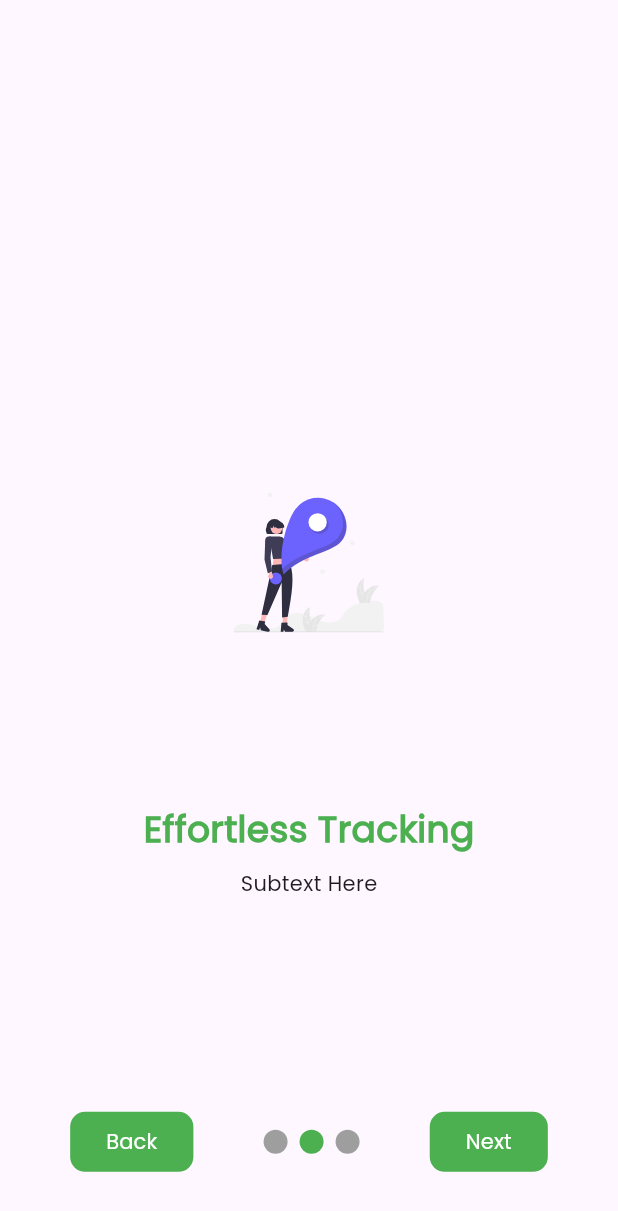
After one commit to Kongshady/MobileDevNotifier, a Flutter app: the screen it shows after launch, after a tap on "Next", on a phone screen of 412 x 824 dp. The commit adds this screen. Shown: the top 1211 px of the screen. Run offline on Flutter 3.47's test engine with Material 3 defaults, Android fonts, the phone set to English and light mode, and no system bars; drawn by our look-alikes of smooth_page_indicator; our stand-ins replace flutter_svg.

Commit message:
Latest Update

```diff
--- a/lib/main.dart
+++ b/lib/main.dart
@@ -1,4 +1,5 @@
 import 'package:flutter/material.dart';
+import 'package:health_app/onboarding/on_boarding.dart';
 import 'package:health_app/screen_routes/bmi_screen.dart';
 import 'package:health_app/screen_routes/dbw_screen.dart';
 import 'package:health_app/screen_routes/home_screen.dart';
@@ -15,7 +16,7 @@ class MyApp extends StatelessWidget {
   Widget build(BuildContext context) {
     return MaterialApp(
       debugShowCheckedModeBanner: false,
-      home: const HomeScreen(),
+      home: const OnBoarding(),
       routes: {
         '/dbw': (context) => const DBWScreen(),
         '/tea': (context) => const TEAScreen(),
--- /dev/null
+++ b/lib/onboarding/intro_custom_widget/intro_custom_button.dart
@@ -0,0 +1,23 @@
+import 'package:flutter/material.dart';
+
+class IntroCustomButton extends StatelessWidget {
+  const IntroCustomButton(
+      {super.key, required this.textTitle, required this.onPressed});
+  final String textTitle;
+  final VoidCallback onPressed;
+
+  @override
+  Widget build(BuildContext context) {
+    return FilledButton(
+      onPressed: onPressed,
+      style: ButtonStyle(
+          shape: WidgetStateProperty.all<RoundedRectangleBorder>(
+            RoundedRectangleBorder(
+              borderRadius: BorderRadius.circular(10),
+            ),
+          ),
+          backgroundColor: WidgetStateProperty.all(Colors.green)),
+      child: Text(textTitle),
+    );
+  }
+}
--- /dev/null
+++ b/lib/onboarding/intro_screens/intro_pageone.dart
@@ -0,0 +1,43 @@
+import 'package:flutter/material.dart';
+import 'package:flutter_svg/flutter_svg.dart';
+
+class IntroPageOne extends StatelessWidget {
+  const IntroPageOne({super.key});
+
+  @override
+  Widget build(BuildContext context) {
+    return Scaffold(
+      body: Padding(
+          padding: const EdgeInsets.all(15.0),
+          child: Center(
+            child: Column(
+              mainAxisAlignment: MainAxisAlignment.center,
+              children: [
+                // Image Here
+                SvgPicture.asset(
+                  'assets/images/welcome.svg',
+                  height: 300,
+                  width: 100,
+                ),
+                const SizedBox(
+                  height: 10,
+                ),
+
+                // Text Here
+                const Text(
+                  'Welcome to NutriCal',
+                  style: TextStyle(
+                      fontSize: 24,
+                      fontWeight: FontWeight.bold,
+                      color: Colors.green),
+                ),
+                const SizedBox(
+                  height: 10,
+                ),
+                const Text('Subtext Here')
+              ],
+            ),
+          )),
+    );
+  }
+}
--- /dev/null
+++ b/lib/onboarding/intro_screens/intro_pagethree.dart
@@ -0,0 +1,40 @@
+import 'package:flutter/material.dart';
+import 'package:flutter_svg/flutter_svg.dart';
+
+class IntroPageThree extends StatelessWidget {
+  const IntroPageThree({super.key});
+
+  @override
+  Widget build(BuildContext context) {
+    return Scaffold(
+      body: Padding(
+          padding: const EdgeInsets.all(15.0),
+          child: Center(
+            child: Column(
+              mainAxisAlignment: MainAxisAlignment.center,
+              children: [
+                SvgPicture.asset(
+                  'assets/images/insights.svg',
+                  height: 300,
+                  width: 100,
+                ),
+                const SizedBox(
+                  height: 10,
+                ),
+                const Text(
+                  'Personalized Insights',
+                  style: TextStyle(
+                      fontSize: 24,
+                      fontWeight: FontWeight.bold,
+                      color: Colors.green),
+                ),
+                const SizedBox(
+                  height: 10,
+                ),
+                const Text('Subtext Here')
+              ],
+            ),
+          )),
+    );
+  }
+}
--- /dev/null
+++ b/lib/onboarding/intro_screens/intro_pagetwo.dart
@@ -0,0 +1,40 @@
+import 'package:flutter/material.dart';
+import 'package:flutter_svg/flutter_svg.dart';
+
+class IntroPageTwo extends StatelessWidget {
+  const IntroPageTwo({super.key});
+
+  @override
+  Widget build(BuildContext context) {
+    return Scaffold(
+      body: Padding(
+          padding: const EdgeInsets.all(15.0),
+          child: Center(
+            child: Column(
+              mainAxisAlignment: MainAxisAlignment.center,
+              children: [
+                SvgPicture.asset(
+                  'assets/images/tracking.svg',
+                  height: 300,
+                  width: 100,
+                ),
+                const SizedBox(
+                  height: 10,
+                ),
+                const Text(
+                  'Effortless Tracking',
+                  style: TextStyle(
+                      fontSize: 24,
+                      fontWeight: FontWeight.bold,
+                      color: Colors.green),
+                ),
+                const SizedBox(
+                  height: 10,
+                ),
+                const Text('Subtext Here')
+              ],
+            ),
+          )),
+    );
+  }
+}
--- /dev/null
+++ b/lib/onboarding/on_boarding.dart
@@ -0,0 +1,91 @@
+import 'package:flutter/material.dart';
+import 'package:health_app/onboarding/intro_custom_widget/intro_custom_button.dart';
+import 'package:health_app/onboarding/intro_screens/intro_pageOne.dart';
+import 'package:health_app/onboarding/intro_screens/intro_pagethree.dart';
+import 'package:health_app/onboarding/intro_screens/intro_pagetwo.dart';
+import 'package:health_app/screen_routes/home_screen.dart';
+import 'package:smooth_page_indicator/smooth_page_indicator.dart';
+
+class OnBoarding extends StatefulWidget {
+  const OnBoarding({super.key});
+
+  @override
+  State<OnBoarding> createState() => _OnBoardingState();
+}
+
+class _OnBoardingState extends State<OnBoarding> {
+  final PageController _controller = PageController();
+  bool onLastPage = false;
+
+  @override
+  Widget build(BuildContext context) {
+    return Scaffold(
+      body: Stack(
+        children: [
+          PageView(
+            controller: _controller,
+            onPageChanged: (index) {
+              setState(() {
+                onLastPage = (index == 2); // Last page
+              });
+            },
+            children: const [
+              IntroPageOne(),
+              IntroPageTwo(),
+              IntroPageThree(),
+            ],
+          ),
+
+          // Bottom Navigations
+          Container(
+            alignment: const Alignment(0, 0.9),
+            child: Row(
+              mainAxisAlignment: MainAxisAlignment.spaceEvenly,
+              children: [
+                // Back Button (only visible if not on the first page)
+                if (!onLastPage) // If we're not on the last page, show the back button
+                  IntroCustomButton(
+                    textTitle: 'Back',
+                    onPressed: () {
+                      _controller.previousPage(
+                        duration: const Duration(milliseconds: 300),
+                        curve: Curves.easeIn,
+                      );
+                    },
+                  ),
+
+                // Page Indicator (only show if not on last page)
+                if (!onLastPage)
+                  SmoothPageIndicator(
+                    controller: _controller,
+                    count: 3,
+                    effect: const SlideEffect(activeDotColor: Colors.green),
+                  ),
+
+                // Next or Get Started Button
+                IntroCustomButton(
+                  textTitle: onLastPage ? 'Get Started' : 'Next',
+                  onPressed: () {
+                    if (onLastPage) {
+                      // Go to HomeScreen on clicking the Next button
+                      Navigator.pushReplacement(context,
+                          MaterialPageRoute(builder: (context) {
+                        return const HomeScreen();
+                      }));
+                    } else {
+                      // Go to the next page
+                      _controller.nextPage(
+                        duration: const Duration(milliseconds: 300),
+                        curve: Curves.easeIn,
+                      );
+                    }
+                  },
+                ),
+              ],
+            ),
+          )
+        ],
+      ),
+    );
+  }
+}
--- a/lib/screen_routes/home_screen.dart
+++ b/lib/screen_routes/home_screen.dart
@@ -12,10 +12,11 @@ class HomeScreen extends StatelessWidget {
     return Scaffold(
       appBar: AppBar(
         title: const Text(
-          'Health Weigh App',
+          'NutriCalc',
           style: TextStyle(
             fontSize: 18,
             fontWeight: FontWeight.bold,
+            letterSpacing: 1,
           ),
         ),
         backgroundColor: Colors.green,
@@ -113,6 +114,10 @@ class HomeScreen extends StatelessWidget {
                         fontSize: 22,
                         fontWeight: FontWeight.bold),
                   ),
+                  const Divider(
+                    height: 10,
+                    // color: Colors.green,
+                  ),
                   // Body Mass Index
                   CalculatorTile(
                     tileTitle: 'Body Mass Index',
```
Also changed, not shown: pubspec.yaml (+4 -3 lines), assets/images/insights.svg (added), assets/images/tracking.svg (added), assets/images/welcome.svg (added), pubspec.lock.
